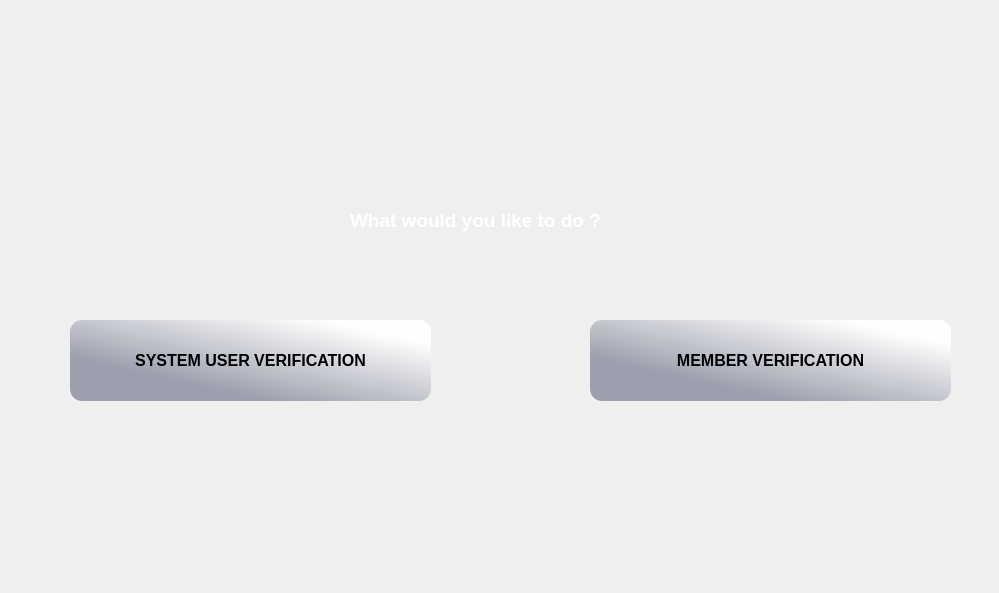
Above: minibus-route-native-application/ui/homeform.ui from nkszLedger/minibus-route-native-application before the change. Below: the same form after it.
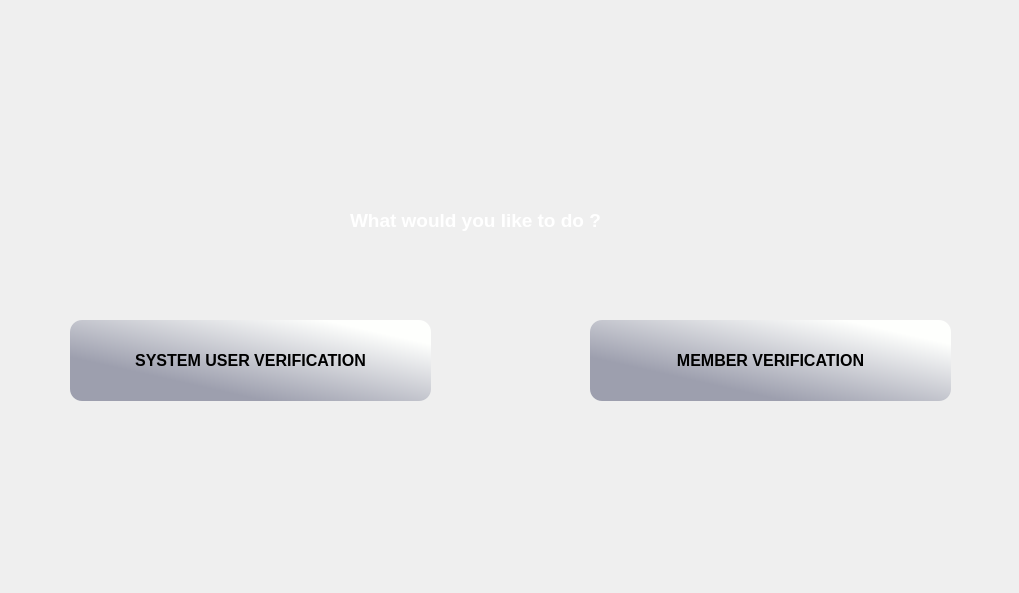
That is the form after the change. Icons and pictures are not drawn.

Commit message: fix(lobbywindow): Add home form as page to this window

The edit to the form file:
```diff
--- a/minibus-route-native-application/ui/homeform.ui
+++ b/minibus-route-native-application/ui/homeform.ui
@@ -6,7 +6,7 @@
    <rect>
     <x>0</x>
     <y>0</y>
-    <width>999</width>
+    <width>1019</width>
     <height>593</height>
    </rect>
   </property>
```
Left out of the diff: 17 changed lines with no effect on the pictures. The commit also changes 4 other files.
